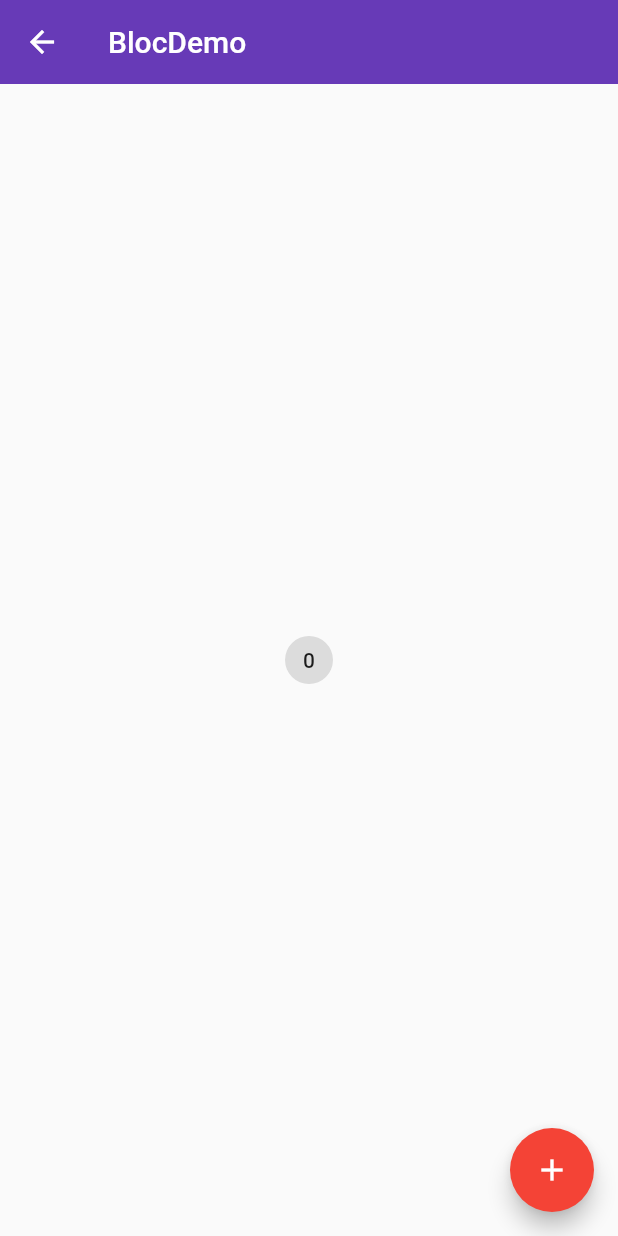
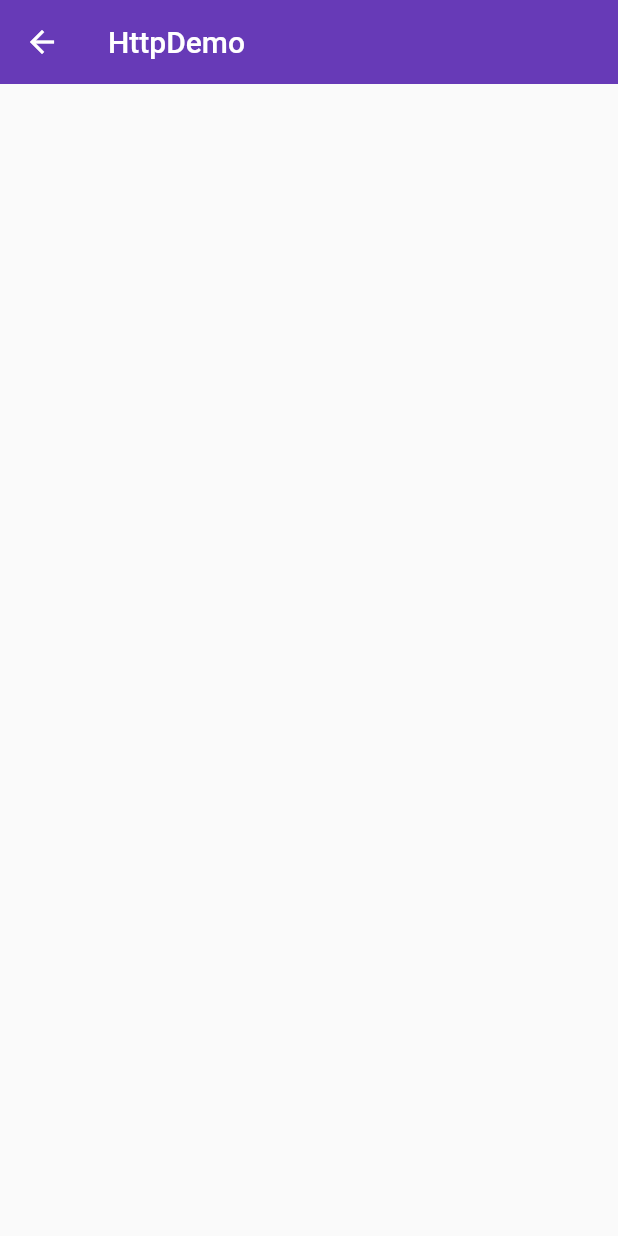
Before and after one commit to zwna/flutter, a Flutter app: the screen it shows after launch, on a phone screen of 412 x 824 dp. Run offline on Flutter 3.47's test engine with Material 2 defaults, Android fonts, the light colour scheme and no system bars; our stand-ins replace rxdart.

Commit message:
2019-1-9第二次提交

```diff
--- /dev/null
+++ b/lib/demo/http/http_demo.dart
@@ -0,0 +1,13 @@
+import 'package:flutter/material.dart';
+
+class HttpDemo extends StatelessWidget {
+  @override
+  Widget build(BuildContext context) {
+    return Scaffold(
+      appBar: AppBar(
+        title: Text('HttpDemo'),
+        elevation: 0.0,
+      ),
+    );
+  }
+}
--- a/lib/main.dart
+++ b/lib/main.dart
@@ -9,6 +9,7 @@ import 'package:flutter_app/demo/state/manage_statement_one_demo.dart';
 import 'package:flutter_app/demo/stream/stream_demo.dart';
 import 'package:flutter_app/demo/rxdart/rxdart_demo.dart';
 import 'package:flutter_app/demo/bloc/bloc_demo.dart';
+import 'package:flutter_app/demo/http/http_demo.dart';
 
 main() =>
   runApp(
@@ -35,7 +36,7 @@ class CustomWidget extends StatelessWidget{
       debugShowCheckedModeBanner: false,
 //      home: Home(),
 //      home: NavigatorDemo(),
-      initialRoute: "/bloc",
+      initialRoute: "/http",
       routes: {
         "/":(context) => Home(),
         "/about":(context) => Page(title: 'About'),
@@ -46,6 +47,7 @@ class CustomWidget extends StatelessWidget{
         "/stream":(context) => StreamDemo(),
         "/rxdart":(context) => RxDartDemo(),
         "/bloc":(context) => BlocDemo(),
+        "/http":(context) => HttpDemo(),
       },
       theme: ThemeData(
         primarySwatch: Colors.deepPurple,
```
Also changed, not shown: lib/demo/bloc/counter_bloc_demo.dart (+18 -4 lines).
